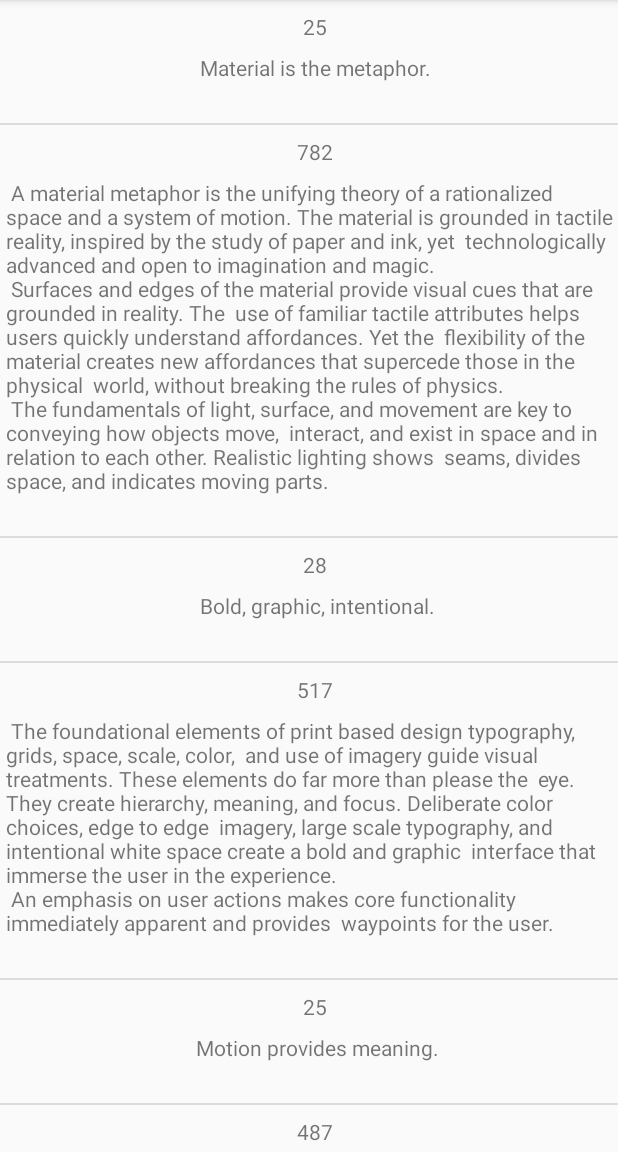
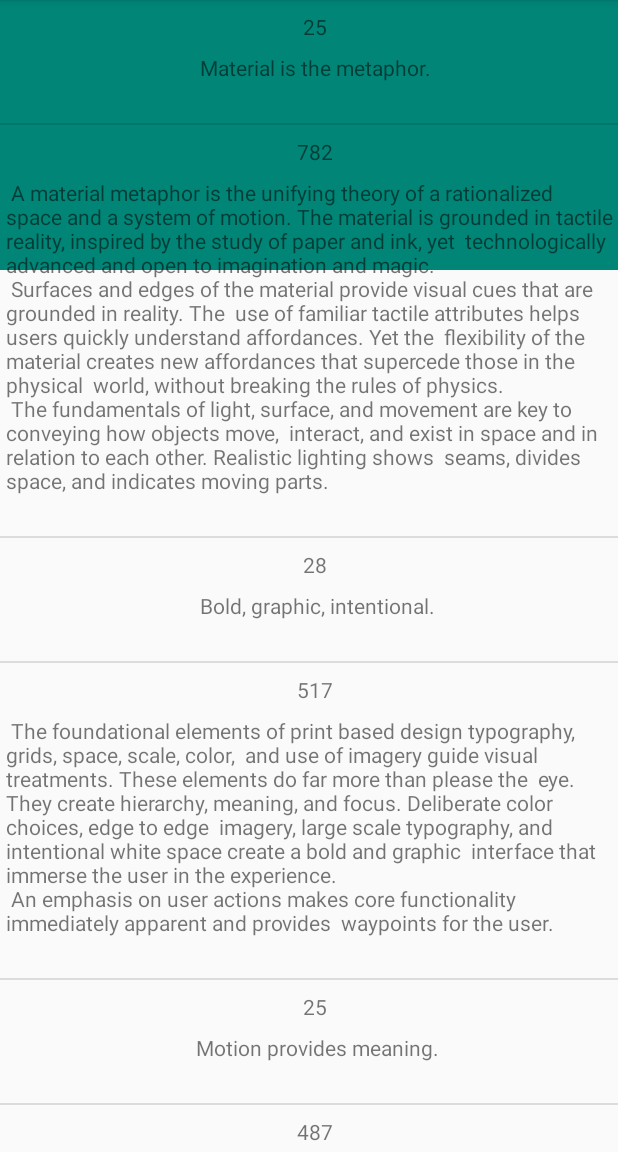
Before and after one commit to KatyaSheps/Homework412, an Android app: the screen it shows after launch (ListViewActivity), on a phone screen of 412 x 824 dp, the part 84-1236 px from its top. Run offline under Robolectric (Android 15) with nearby library versions, the phone set to English and light mode, and no system bars.

Commit message:
Fixed bags

```diff
--- a/app/build.gradle
+++ b/app/build.gradle
@@ -20,9 +20,7 @@ android {
 
 dependencies {
     implementation fileTree(dir: 'libs', include: ['*.jar'])
-    implementation 'com.android.support:appcompat-v7:28.0.0'
     implementation 'com.android.support.constraint:constraint-layout:1.1.3'
-    testImplementation 'junit:junit:4.12'
-    androidTestImplementation 'com.android.support.test:runner:1.0.2'
-    androidTestImplementation 'com.android.support.test.espresso:espresso-core:3.0.2'
+    implementation 'androidx.appcompat:appcompat:1.0.2'
+    implementation 'com.google.android.material:material:1.0.0'
 }
--- a/app/src/main/java/ru/sheps/android/homework412/ListViewActivity.java
+++ b/app/src/main/java/ru/sheps/android/homework412/ListViewActivity.java
@@ -1,11 +1,11 @@
 package ru.sheps.android.homework412;
 import android.os.Bundle;
-import android.support.v7.app.AppCompatActivity;
-import android.widget.ArrayAdapter;
 import android.widget.BaseAdapter;
 import android.widget.ListView;
 import android.widget.SimpleAdapter;
 
+
+import androidx.appcompat.app.AppCompatActivity;
 
 import java.util.ArrayList;
 import java.util.HashMap;
--- a/app/src/main/res/layout/activity_list_view.xml
+++ b/app/src/main/res/layout/activity_list_view.xml
@@ -2,42 +2,39 @@
 <androidx.coordinatorlayout.widget.CoordinatorLayout
     xmlns:android="http://schemas.android.com/apk/res/android"
     xmlns:app="http://schemas.android.com/apk/res-auto"
-    xmlns:tools="http://schemas.android.com/tools"
     android:layout_width="match_parent"
     android:layout_height="match_parent">
 
-    <!--<com.google.android.material.appbar.AppBarLayout-->
-        <!--android:id="@+id/app_bar"-->
-        <!--android:layout_width="match_parent"-->
-        <!--android:layout_height="@dimen/app_bar_height"-->
-        <!--android:fitsSystemWindows="true"-->
-        <!--android:theme="@style/AppTheme.AppBarOverlay">-->
+    <com.google.android.material.appbar.AppBarLayout
+        android:id="@+id/app_bar"
+        android:layout_width="match_parent"
+        android:layout_height="@dimen/app_bar_height"
+        android:fitsSystemWindows="true"
+        android:theme="@style/AppTheme.AppBarOverlay">
 
-        <!--<com.google.android.material.appbar.CollapsingToolbarLayout-->
-            <!--android:id="@+id/toolbar_layout"-->
-            <!--android:layout_width="match_parent"-->
-            <!--android:layout_height="match_parent"-->
-            <!--android:fitsSystemWindows="true"-->
-            <!--app:contentScrim="?attr/colorPrimary"-->
-            <!--app:layout_scrollFlags="scroll|exitUntilCollapsed"-->
-            <!--app:toolbarId="@+id/toolbar">-->
+        <com.google.android.material.appbar.CollapsingToolbarLayout
+            android:id="@+id/toolbar_layout"
+            android:layout_width="match_parent"
+            android:layout_height="match_parent"
+            android:fitsSystemWindows="true"
+            app:contentScrim="?attr/colorPrimary"
+            app:layout_scrollFlags="scroll|exitUntilCollapsed"
+            app:toolbarId="@+id/toolbar">
 
-            <!--<androidx.appcompat.widget.Toolbar-->
-                <!--android:id="@+id/toolbar"-->
-                <!--android:layout_width="match_parent"-->
-                <!--android:layout_height="?attr/actionBarSize"-->
-                <!--app:layout_collapseMode="pin"-->
-                <!--app:popupTheme="@style/AppTheme.PopupOverlay" />-->
+            <androidx.appcompat.widget.Toolbar
+                android:id="@+id/toolbar"
+                android:layout_width="match_parent"
+                android:layout_height="?attr/actionBarSize"
+                app:layout_collapseMode="pin"
+                app:popupTheme="@style/AppTheme.PopupOverlay" />
 
-        <!--</com.google.android.material.appbar.CollapsingToolbarLayout>-->
-    <!--</com.google.android.material.appbar.AppBarLayout>-->
+        </com.google.android.material.appbar.CollapsingToolbarLayout>
+    </com.google.android.material.appbar.AppBarLayout>
 
     <ListView
         android:id="@+id/list"
         android:layout_width="match_parent"
         android:layout_height="match_parent"
-        android:nestedScrollingEnabled="true"
-        app:layout_behavior="@string/appbar_scrolling_view_behavior"
-        />
+        android:nestedScrollingEnabled="true"        />
 
 </androidx.coordinatorlayout.widget.CoordinatorLayout>
```
